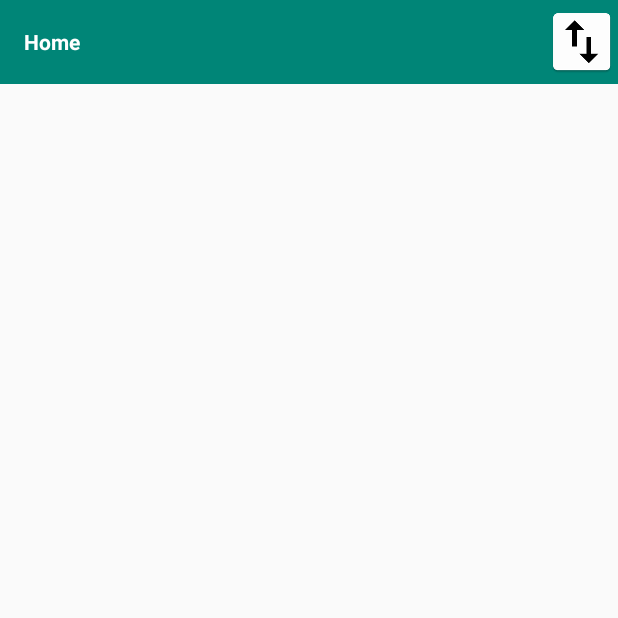
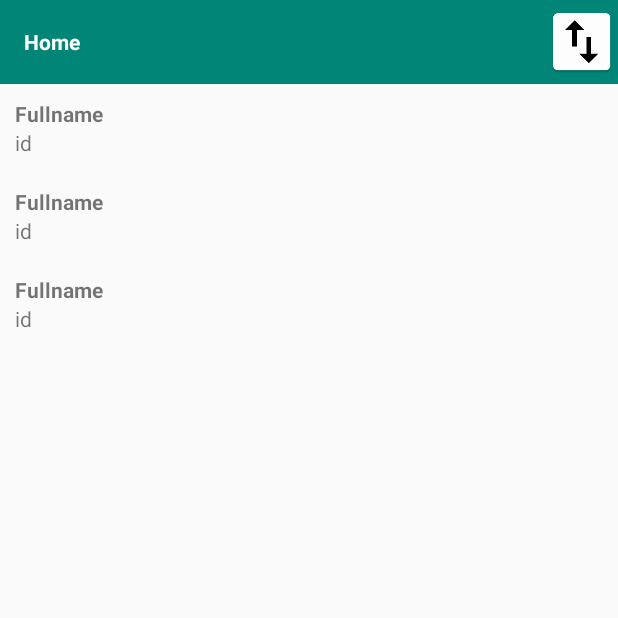
Before and after one commit to fauzisho/Android-Firebase-Module, an Android app: the screen it shows after launch once a user with an empty profile is signed in (HomeActivity), on a phone screen of 412 x 824 dp, the top half of it. Run offline under Robolectric (Android 15) with nearby library versions, the light colour scheme and no system bars; our stand-ins replace Firebase (no records; nobody signed in at launch, a user with empty details on screens opened directly).

Commit message:
recycleview data dummy

```diff
--- a/Firebase/app/build.gradle
+++ b/Firebase/app/build.gradle
@@ -29,6 +29,8 @@ dependencies {
     implementation 'com.google.firebase:firebase-core:17.0.0'
     implementation 'com.google.firebase:firebase-auth:18.1.0'
     implementation 'com.google.android.gms:play-services-auth:17.0.0'
+    //noinspection GradleCompatible
+    implementation 'com.android.support:recyclerview-v7:28.1.1'
 }
 
 apply plugin: 'com.google.gms.google-services'
--- a/Firebase/app/src/main/AndroidManifest.xml
+++ b/Firebase/app/src/main/AndroidManifest.xml
@@ -10,14 +10,14 @@
         android:roundIcon="@mipmap/ic_launcher_round"
         android:supportsRtl="true"
         android:theme="@style/AppTheme">
-        <activity android:name=".UI.LoginActivity">
+        <activity android:name=".ui.LoginActivity">
             <intent-filter>
                 <action android:name="android.intent.action.MAIN" />
                 <category android:name="android.intent.category.LAUNCHER" />
             </intent-filter>
         </activity>
-        <activity android:name=".UI.RegisterActivity" />
-        <activity android:name=".UI.HomeActivity" />
+        <activity android:name=".ui.RegisterActivity" />
+        <activity android:name=".ui.HomeActivity" />
     </application>
 
 </manifest>
--- a/Firebase/app/src/main/java/uzi/utm/hellofirebase/UI/HomeActivity.java
+++ b/Firebase/app/src/main/java/uzi/utm/hellofirebase/UI/HomeActivity.java
@@ -1,4 +1,4 @@
-package uzi.utm.hellofirebase.UI;
+package uzi.utm.hellofirebase.ui;
 
 import android.content.Intent;
 import android.os.Bundle;
@@ -7,22 +7,48 @@ import android.widget.ImageView;
 
 import androidx.annotation.Nullable;
 import androidx.appcompat.app.AppCompatActivity;
+import androidx.recyclerview.widget.LinearLayoutManager;
+import androidx.recyclerview.widget.RecyclerView;
 
 import com.google.firebase.auth.FirebaseAuth;
 
+import java.util.ArrayList;
+
 import uzi.utm.hellofirebase.R;
+import uzi.utm.hellofirebase.adapter.DataAdapter;
+import uzi.utm.hellofirebase.model.Data;
 
 public class HomeActivity extends AppCompatActivity {
     private ImageView ivLogout;
+    private RecyclerView rvList;
     private FirebaseAuth mAuth;
+    private DataAdapter adapter;
+    private ArrayList<Data> listData;
 
     @Override
     protected void onCreate(@Nullable Bundle savedInstanceState) {
         super.onCreate(savedInstanceState);
         setContentView(R.layout.activity_home);
         ivLogout = findViewById(R.id.ivLogout);
+        rvList = findViewById(R.id.rvList);
+
         mAuth = FirebaseAuth.getInstance();
 
+        adapter = new DataAdapter(this);
+        rvList.setLayoutManager(new LinearLayoutManager(this));
+
+        //dummy data
+
+
+        listData = new ArrayList<Data>() {
+            {
+                add(new Data("10111", "Fauzisho"));
+                add(new Data("10111", "Fauzisho"));
+                add(new Data("10111", "Fauzisho"));
+            }
+        };
+        adapter.addAll(listData);
+        rvList.setAdapter(adapter);
 
         ivLogout.setOnClickListener(new View.OnClickListener() {
             @Override
@@ -37,4 +63,6 @@ public class HomeActivity extends AppCompatActivity {
         startActivity(new Intent(this, LoginActivity.class));
         finish();
     }
+
+
 }
--- a/Firebase/app/src/main/java/uzi/utm/hellofirebase/UI/LoginActivity.java
+++ b/Firebase/app/src/main/java/uzi/utm/hellofirebase/UI/LoginActivity.java
@@ -1,4 +1,4 @@
-package uzi.utm.hellofirebase.UI;
+package uzi.utm.hellofirebase.ui;
 
 import android.content.Intent;
 import android.os.Bundle;
--- a/Firebase/app/src/main/java/uzi/utm/hellofirebase/UI/RegisterActivity.java
+++ b/Firebase/app/src/main/java/uzi/utm/hellofirebase/UI/RegisterActivity.java
@@ -1,4 +1,4 @@
-package uzi.utm.hellofirebase.UI;
+package uzi.utm.hellofirebase.ui;
 
 import android.os.Bundle;
 import android.view.View;
--- /dev/null
+++ b/Firebase/app/src/main/java/uzi/utm/hellofirebase/adapter/DataAdapter.java
@@ -0,0 +1,24 @@
+package uzi.utm.hellofirebase.adapter;
+
+import android.content.Context;
+import android.view.View;
+
+import uzi.utm.hellofirebase.R;
+import uzi.utm.hellofirebase.model.Data;
+import uzi.utm.hellofirebase.util.BaseRecyclerViewAdapter;
+
+public class DataAdapter extends BaseRecyclerViewAdapter<Data, DataViewHolder> {
+    public DataAdapter(Context context) {
+        super(context);
+    }
+
+    @Override
+    protected DataViewHolder initViewHolder(View view) {
+        return new DataViewHolder(view);
+    }
+
+    @Override
+    protected int setItemView(int viewType) {
+        return R.layout.item_data;
+    }
+}
--- /dev/null
+++ b/Firebase/app/src/main/java/uzi/utm/hellofirebase/adapter/DataViewHolder.java
@@ -0,0 +1,17 @@
+package uzi.utm.hellofirebase.adapter;
+
+import android.view.View;
+
+import uzi.utm.hellofirebase.model.Data;
+import uzi.utm.hellofirebase.util.BaseViewHolder;
+
+public class DataViewHolder extends BaseViewHolder<Data> {
+    public DataViewHolder(View itemView) {
+        super(itemView);
+    }
+
+    @Override
+    public void bind(Data item) {
+
+    }
+}
--- /dev/null
+++ b/Firebase/app/src/main/java/uzi/utm/hellofirebase/model/Data.java
@@ -0,0 +1,27 @@
+package uzi.utm.hellofirebase.model;
+
+public class Data {
+    public String id;
+    public String name;
+
+    public Data(String id, String name) {
+        this.id = id;
+        this.name = name;
+    }
+
+    public String getId() {
+        return id;
+    }
+
+    public void setId(String id) {
+        this.id = id;
+    }
+
+    public String getName() {
+        return name;
+    }
+
+    public void setName(String name) {
+        this.name = name;
+    }
+}
--- /dev/null
+++ b/Firebase/app/src/main/java/uzi/utm/hellofirebase/util/BaseRecyclerViewAdapter.java
@@ -0,0 +1,84 @@
+package uzi.utm.hellofirebase.util;
+
+import android.content.Context;
+import android.view.LayoutInflater;
+import android.view.View;
+import android.view.ViewGroup;
+
+import androidx.annotation.LayoutRes;
+import androidx.recyclerview.widget.RecyclerView;
+
+import java.util.ArrayList;
+import java.util.Arrays;
+import java.util.List;
+
+public abstract class BaseRecyclerViewAdapter<T, VH extends BaseViewHolder>
+        extends RecyclerView.Adapter<VH> {
+
+    protected List<T> mData = new ArrayList<T>();
+    protected Context mContext;
+
+    public BaseRecyclerViewAdapter(Context context) {
+        this.mContext = context;
+    }
+
+    @Override
+    public int getItemCount() {
+        return mData.size();
+    }
+
+    public T get(int position) {
+        return mData.get(position);
+    }
+
+    public boolean add(T item) {
+        return mData.add(item);
+    }
+
+    public int indexOf(T item) {
+        return mData.indexOf(item);
+    }
+
+    public void updateItemAt(int idx, T item) {
+        mData.set(idx, item);
+    }
+
+    public void addAll(List<T> items) {
+        mData.clear();
+        for (T item : items) {
+            mData.add(item);
+        }
+    }
+
+    public void addAll(T[] items) {
+        addAll(Arrays.asList(items));
+    }
+
+    public boolean remove(T item) {
+        return mData.remove(item);
+    }
+
+    public T removeItemAt(int idx) {
+        return mData.remove(idx);
+    }
+
+    public void clear() {
+        mData.clear();
+    }
+
+    @Override
+    public VH onCreateViewHolder(ViewGroup parent, int viewType) {
+        View view = LayoutInflater.from(parent.getContext()).inflate(setItemView(viewType), parent, false);
+        return initViewHolder(view);
+    }
+
+    protected abstract VH initViewHolder(View view);
+
+    @Override
+    public void onBindViewHolder(VH holder, int position) {
+        holder.bind(get(position));
+    }
+
+    @LayoutRes
+    protected abstract int setItemView(int viewType);
+}
--- /dev/null
+++ b/Firebase/app/src/main/java/uzi/utm/hellofirebase/util/BaseViewHolder.java
@@ -0,0 +1,15 @@
+package uzi.utm.hellofirebase.util;
+
+import android.view.View;
+
+import androidx.recyclerview.widget.RecyclerView;
+
+
+public abstract class BaseViewHolder<T> extends RecyclerView.ViewHolder {
+
+    public BaseViewHolder(View itemView) {
+        super(itemView);
+    }
+
+    public abstract void bind(T item);
+}
--- a/Firebase/app/src/main/res/layout/activity_home.xml
+++ b/Firebase/app/src/main/res/layout/activity_home.xml
@@ -31,5 +31,9 @@
 
     </androidx.appcompat.widget.Toolbar>
 
+    <androidx.recyclerview.widget.RecyclerView
+        android:id="@+id/rvList"
+        android:layout_width="match_parent"
+        android:layout_height="match_parent" />
 
 </LinearLayout>
--- a/Firebase/app/src/main/res/layout/activity_login_email.xml
+++ b/Firebase/app/src/main/res/layout/activity_login_email.xml
@@ -4,7 +4,7 @@
     android:layout_width="match_parent"
     android:layout_height="match_parent"
     android:orientation="vertical"
-    tools:context=".UI.RegisterActivity">
+    tools:context=".ui.RegisterActivity">
 
     <androidx.appcompat.widget.Toolbar
         android:layout_width="match_parent"
--- a/Firebase/app/src/main/res/layout/activity_register_email.xml
+++ b/Firebase/app/src/main/res/layout/activity_register_email.xml
@@ -4,7 +4,7 @@
     android:layout_width="match_parent"
     android:layout_height="match_parent"
     android:orientation="vertical"
-    tools:context=".UI.RegisterActivity">
+    tools:context=".ui.RegisterActivity">
 
     <androidx.appcompat.widget.Toolbar
         android:layout_width="match_parent"
--- /dev/null
+++ b/Firebase/app/src/main/res/layout/item_data.xml
@@ -0,0 +1,20 @@
+<?xml version="1.0" encoding="utf-8"?>
+<LinearLayout xmlns:android="http://schemas.android.com/apk/res/android"
+    android:layout_width="match_parent"
+    android:layout_height="wrap_content"
+    android:orientation="vertical"
+    android:padding="10dp">
+
+    <TextView
+        android:id="@+id/fullname"
+        android:layout_width="match_parent"
+        android:layout_height="wrap_content"
+        android:text="Fullname"
+        android:textStyle="bold" />
+
+    <TextView
+        android:id="@+id/id"
+        android:layout_width="match_parent"
+        android:layout_height="wrap_content"
+        android:text="id" />
+</LinearLayout>
--- a/Firebase/build.gradle
+++ b/Firebase/build.gradle
@@ -18,7 +18,7 @@ allprojects {
     repositories {
         google()
         jcenter()
-
+        maven { url 'https://jitpack.io' }
     }
 }
 
```
